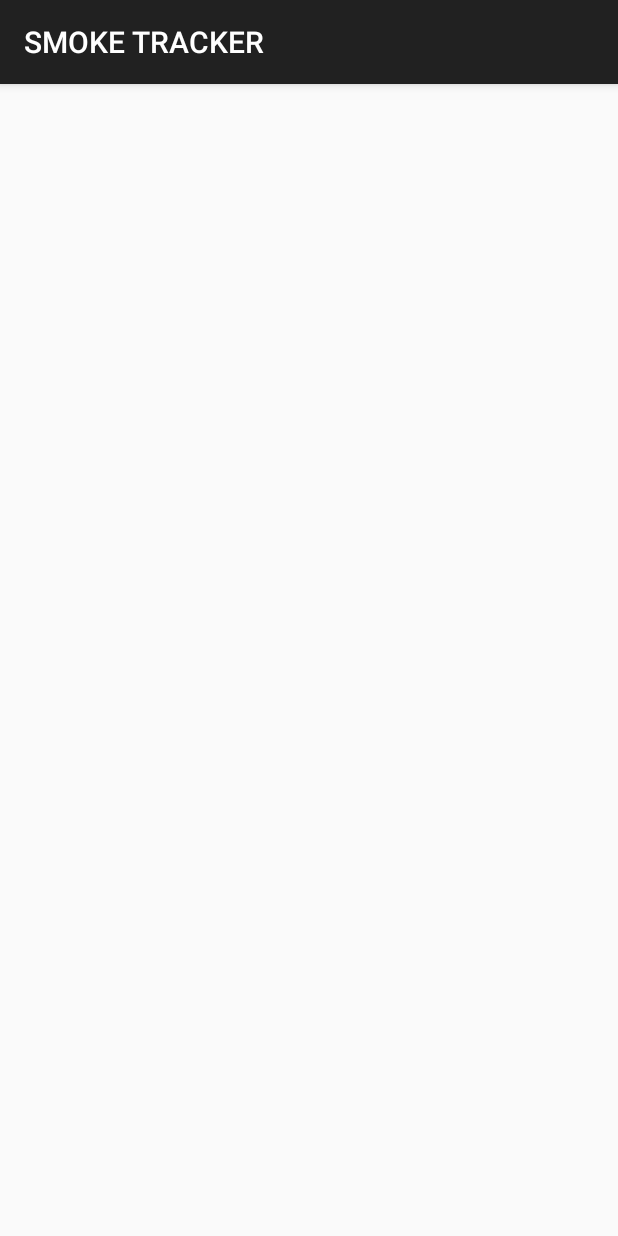
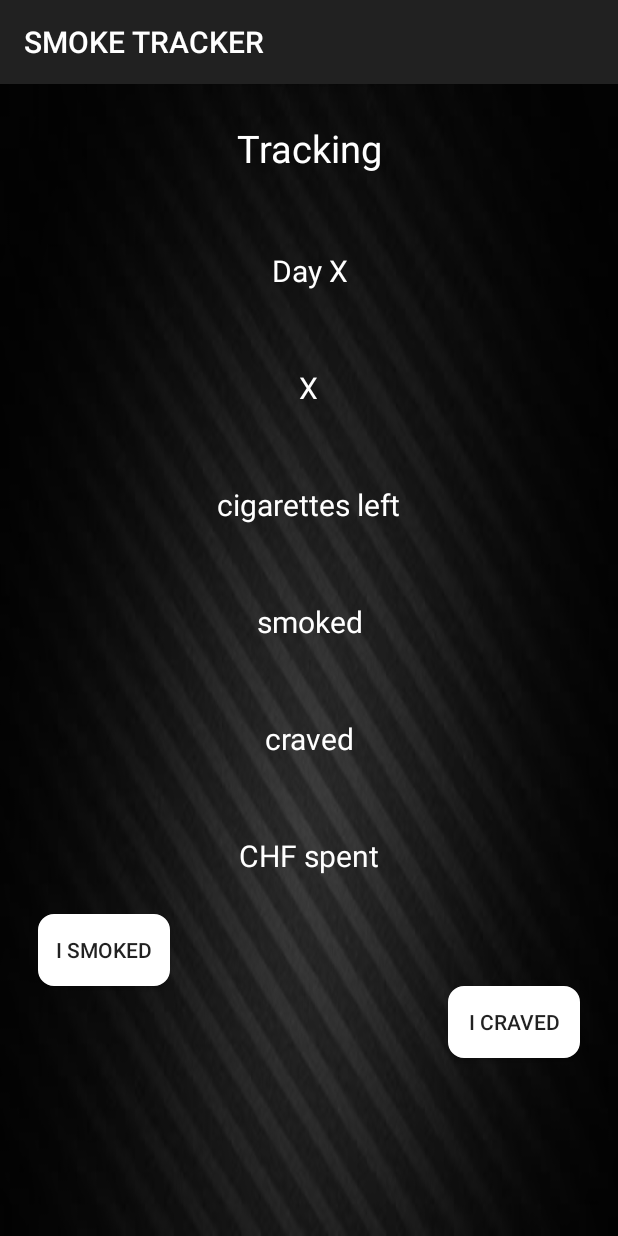
Before and after one commit to mathieufavez/SmokeTracker_Weber_Favez, an Android app: the TrackingActivity screen opened directly, with no data from a screen before it, on a phone screen of 412 x 824 dp. Run offline under Robolectric (Android 15) with nearby library versions, the phone set to English and light mode, and no system bars.

Commit message:
Tracking Activity version 1 Button next HomeActivity ok

```diff
--- a/app/src/main/java/com/example/smoketracker_weber_favez/HomeActivity.java
+++ b/app/src/main/java/com/example/smoketracker_weber_favez/HomeActivity.java
@@ -6,6 +6,7 @@ import android.content.Intent;
 import android.os.Bundle;
 import android.view.View;
 import android.widget.Button;
+
 
 public class HomeActivity extends AppCompatActivity {
 
@@ -17,9 +18,14 @@ public class HomeActivity extends AppCompatActivity {
         setContentView(R.layout.activity_home);
 
         mNextButton = (Button) findViewById(R.id.button_next_homeActivity);
-        mNextButton.setEnabled(false);
-        //mNextButton.setOnClickListener();
+        mNextButton.setOnClickListener(new View.OnClickListener() {
+            @Override
+            public void onClick(View v) {
+                Intent trackingActivityIntent = new Intent(HomeActivity.this, TrackingActivity.class);
+                startActivity(trackingActivityIntent);
+            }
+        });
+
 
     }
-
 }
--- a/app/src/main/java/com/example/smoketracker_weber_favez/MainActivity.java
+++ b/app/src/main/java/com/example/smoketracker_weber_favez/MainActivity.java
@@ -7,7 +7,7 @@ import android.os.Bundle;
 import android.os.Handler;
 
 public class MainActivity extends AppCompatActivity {
-    private static int SPLASH_TIME_OUT = 4000;
+    private static int SPLASH_TIME_OUT = 2000;
 
     @Override
     protected void onCreate(Bundle savedInstanceState) {
--- a/app/src/main/res/layout/activity_home.xml
+++ b/app/src/main/res/layout/activity_home.xml
@@ -19,6 +19,8 @@
         android:text="Fill up your information !"
         android:textAlignment="center"
         />
+
+
     <EditText
         android:id="@+id/edit_lastname_input"
         android:layout_width="match_parent"
@@ -26,6 +28,7 @@
         android:layout_margin="15dp"
         android:hint="Lastname"
         android:textSize="18dp"
+        android:textColor="@color/colorWhite"
         android:textColorHint="@color/colorWhite"
         android:inputType="textLongMessage"
         />
@@ -34,9 +37,9 @@
         android:layout_width="match_parent"
         android:layout_height="wrap_content"
         android:layout_margin="15dp"
-
         android:hint="Firstname"
         android:textSize="18dp"
+        android:textColor="@color/colorWhite"
         android:textColorHint="@color/colorWhite"
         android:inputType="textLongMessage"
         />
@@ -45,9 +48,9 @@
         android:layout_width="match_parent"
         android:layout_height="wrap_content"
         android:layout_margin="15dp"
-
         android:hint="Brand"
         android:textSize="18dp"
+        android:textColor="@color/colorWhite"
         android:textColorHint="@color/colorWhite"
         android:inputType="textLongMessage"
         />
@@ -56,9 +59,9 @@
         android:layout_width="match_parent"
         android:layout_height="wrap_content"
         android:layout_margin="15dp"
-
         android:hint="Packet price"
         android:textSize="18dp"
+        android:textColor="@color/colorWhite"
         android:textColorHint="@color/colorWhite"
         android:inputType="numberDecimal"
         />
@@ -69,6 +72,7 @@
         android:layout_margin="15dp"
         android:hint="Quantity per packet"
         android:textSize="18dp"
+        android:textColor="@color/colorWhite"
         android:textColorHint="@color/colorWhite"
         android:inputType="number"
         />
@@ -79,10 +83,12 @@
         android:layout_height="wrap_content"
         android:layout_margin="15dp"
         android:hint="Cigarettes smoked per day"
-        android:inputType="number"
-        android:textAppearance="@color/colorWhite"
+        android:textSize="18dp"
+        android:textColor="@color/colorWhite"
         android:textColorHint="@color/colorWhite"
-        android:textSize="18dp" />
+        android:inputType="number" />
+
+
     <Button
         android:id="@+id/button_next_homeActivity"
         android:layout_gravity="center"
--- a/app/src/main/res/layout/activity_tracking.xml
+++ b/app/src/main/res/layout/activity_tracking.xml
@@ -1,11 +1,106 @@
 <?xml version="1.0" encoding="utf-8"?>
 <LinearLayout
     xmlns:android="http://schemas.android.com/apk/res/android"
-    xmlns:app="http://schemas.android.com/apk/res-auto"
     xmlns:tools="http://schemas.android.com/tools"
     android:layout_width="match_parent"
     android:layout_height="match_parent"
-    tools:context=".TrackingActivity">
+    tools:context=".TrackingActivity"
+    android:orientation="vertical"
+    android:background="@drawable/blackbackground">
 
+    <TextView
+        android:layout_width="match_parent"
+        android:layout_height="wrap_content"
+        android:layout_margin="15dp"
+        android:padding="10dp"
+        android:textColor="@color/colorWhite"
+        android:text="Tracking"
+        android:textAlignment="center"
+        android:textSize="25dp"/>
 
+    <TextView
+        android:layout_width="wrap_content"
+        android:layout_height="wrap_content"
+        android:layout_gravity="center"
+        android:padding="10dp"
+        android:layout_margin="15dp"
+        android:textColor="@color/colorWhite"
+        android:text="Day X"
+        android:textAlignment="center"
+        android:textSize="20dp" />
+
+    <TextView
+        android:layout_width="wrap_content"
+        android:layout_height="wrap_content"
+        android:layout_gravity="center"
+        android:padding="10dp"
+        android:layout_margin="15dp"
+        android:textColor="@color/colorWhite"
+        android:text="X"
+        android:textAlignment="center"
+        android:textSize="20dp" />
+
+    <TextView
+        android:layout_width="wrap_content"
+        android:layout_height="wrap_content"
+        android:layout_gravity="center"
+        android:padding="10dp"
+        android:layout_margin="15dp"
+        android:textColor="@color/colorWhite"
+        android:text="cigarettes left"
+        android:textAlignment="center"
+        android:textSize="20dp" />
+
+    <TextView
+        android:layout_width="wrap_content"
+        android:layout_height="wrap_content"
+        android:layout_gravity="center"
+        android:padding="10dp"
+        android:layout_margin="15dp"
+        android:textColor="@color/colorWhite"
+        android:text="smoked"
+        android:textAlignment="center"
+        android:textSize="20dp" />
+
+    <TextView
+        android:layout_width="wrap_content"
+        android:layout_height="wrap_content"
+        android:layout_gravity="center"
+        android:padding="10dp"
+        android:layout_margin="15dp"
+        android:textColor="@color/colorWhite"
+        android:text="craved"
+        android:textAlignment="center"
+        android:textSize="20dp" />
+
+    <TextView
+        android:layout_width="wrap_content"
+        android:layout_height="wrap_content"
+        android:layout_gravity="center"
+        android:padding="10dp"
+        android:layout_margin="15dp"
+        android:textColor="@color/colorWhite"
+        android:text="CHF spent"
+        android:textAlignment="center"
+        android:textSize="20dp" />
+
+    <Button
+        android:id="@+id/button_i_smoked"
+        android:layout_width="wrap_content"
+        android:layout_height="wrap_content"
+        android:layout_marginLeft="25dp"
+        android:layout_gravity="left"
+        android:background="@drawable/myborder"
+        android:text="I smoked"
+        />
+
+    <Button
+        android:id="@+id/button_i_craved"
+        android:layout_width="wrap_content"
+        android:layout_height="wrap_content"
+        android:layout_marginRight="25dp"
+        android:layout_gravity="right"
+        android:background="@drawable/myborder"
+        android:text="I craved"
+        />
 </LinearLayout>
```
